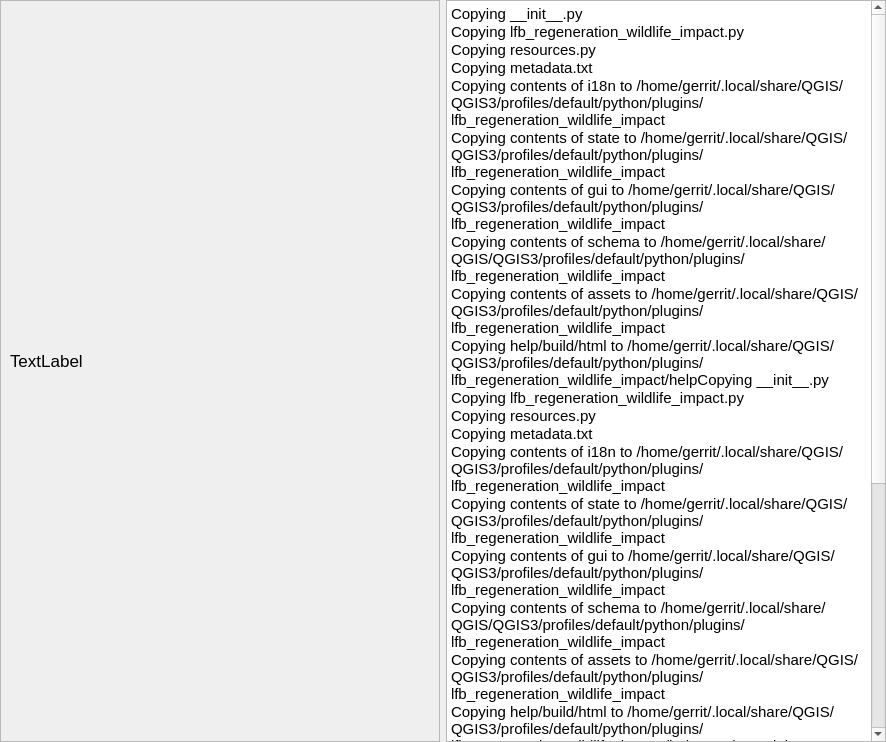
Qt form lfb_regeneration_wildlife_impact/gui/form/views/tab_default.ui (b-lack/qgis-fim-plugin) before a commit.
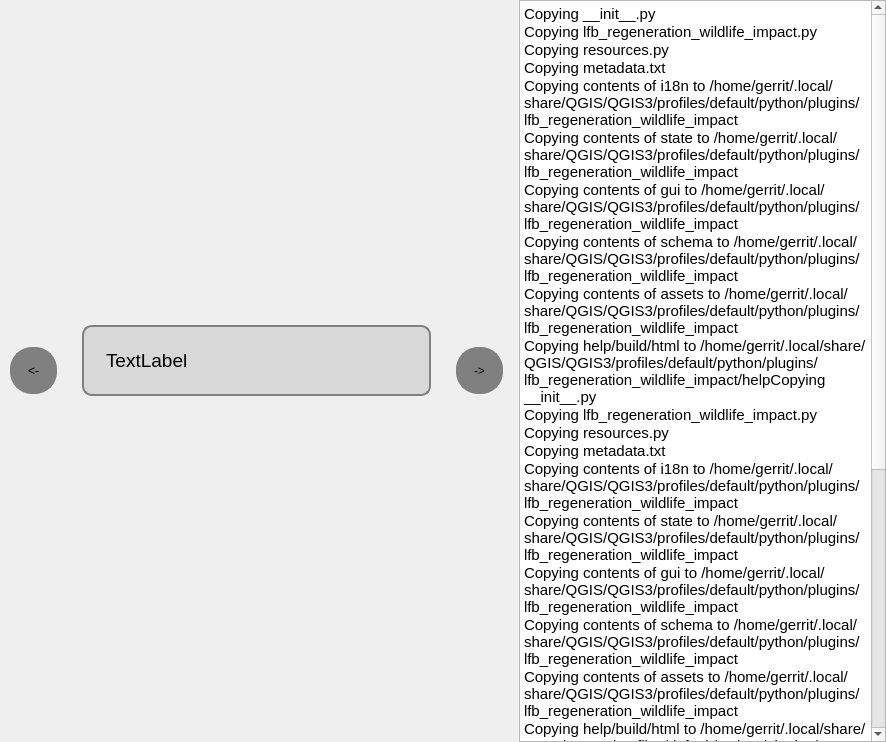
The same form after that commit.

Diff of the .ui file:
```diff
--- a/lfb_regeneration_wildlife_impact/gui/form/views/tab_default.ui
+++ b/lfb_regeneration_wildlife_impact/gui/form/views/tab_default.ui
@@ -32,6 +32,22 @@
    <property name="bottomMargin">
     <number>0</number>
    </property>
+   <item>
+    <widget class="QToolButton" name="toolButton_2">
+     <property name="styleSheet">
+      <string notr="true">margin: 10px;
+padding: 10px;
+border-radius: 22px;
+border: 2px solid grey;
+background-color: grey;
+width: 20px;
+height: 20px;</string>
+     </property>
+     <property name="text">
+      <string>&lt;-</string>
+     </property>
+    </widget>
+   </item>
    <item>
     <widget class="QScrollArea" name="lfbTabScroll">
      <property name="sizePolicy">
@@ -49,9 +65,18 @@
      <property name="tabletTracking">
       <bool>true</bool>
      </property>
+     <property name="styleSheet">
+      <string notr="true">border:none;</string>
+     </property>
      <property name="lineWidth">
       <number>0</number>
      </property>
+     <property name="verticalScrollBarPolicy">
+      <enum>Qt::ScrollBarAlwaysOff</enum>
+     </property>
+     <property name="horizontalScrollBarPolicy">
+      <enum>Qt::ScrollBarAsNeeded</enum>
+     </property>
      <property name="widgetResizable">
       <bool>true</bool>
      </property>
@@ -60,27 +85,57 @@
        <rect>
         <x>0</x>
         <y>0</y>
-        <width>438</width>
-        <height>740</height>
+        <width>367</width>
+        <height>742</height>
        </rect>
       </property>
       <layout class="QVBoxLayout" name="verticalLayout">
        <item>
-        <widget class="QLabel" name="lfbObjectDescription">
+        <widget class="QWidget" name="widget" native="true">
          <property name="sizePolicy">
           <sizepolicy hsizetype="Preferred" vsizetype="Fixed">
            <horstretch>0</horstretch>
            <verstretch>0</verstretch>
           </sizepolicy>
          </property>
-         <property name="font">
-          <font>
-           <pointsize>13</pointsize>
-          </font>
+         <property name="styleSheet">
+          <string notr="true">QWidget{
+	border: 2px solid grey;
+	border-radius: 10px;
+	padding: 10px;
+	background-color: rgba(0,0,0,0.1);
+}</string>
          </property>
-         <property name="text">
-          <string>TextLabel</string>
-         </property>
+         <layout class="QHBoxLayout" name="horizontalLayout">
+          <item>
+           <widget class="QLabel" name="lfbObjectDescription">
+            <property name="sizePolicy">
+             <sizepolicy hsizetype="Preferred" vsizetype="Fixed">
+              <horstretch>0</horstretch>
+              <verstretch>0</verstretch>
+             </sizepolicy>
+            </property>
+            <property name="font">
+             <font>
+              <pointsize>14</pointsize>
+             </font>
+            </property>
+            <property name="styleSheet">
+             <string notr="true">border:none;
+background-color: transparent;</string>
+            </property>
+            <property name="text">
+             <string>TextLabel</string>
+            </property>
+            <property name="alignment">
+             <set>Qt::AlignLeading|Qt::AlignLeft|Qt::AlignTop</set>
+            </property>
+            <property name="wordWrap">
+             <bool>true</bool>
+            </property>
+           </widget>
+          </item>
+         </layout>
         </widget>
        </item>
        <item>
@@ -109,6 +164,22 @@
      </widget>
     </widget>
    </item>
+   <item>
+    <widget class="QToolButton" name="toolButton">
+     <property name="styleSheet">
+      <string notr="true">margin: 10px;
+padding: 10px;
+border-radius: 22px;
+border: 2px solid grey;
+background-color: grey;
+width: 20px;
+height: 20px;</string>
+     </property>
+     <property name="text">
+      <string>-&gt;</string>
+     </property>
+    </widget>
+   </item>
    <item>
     <widget class="QTextBrowser" name="lfbInfoBox">
      <property name="sizePolicy">
```
